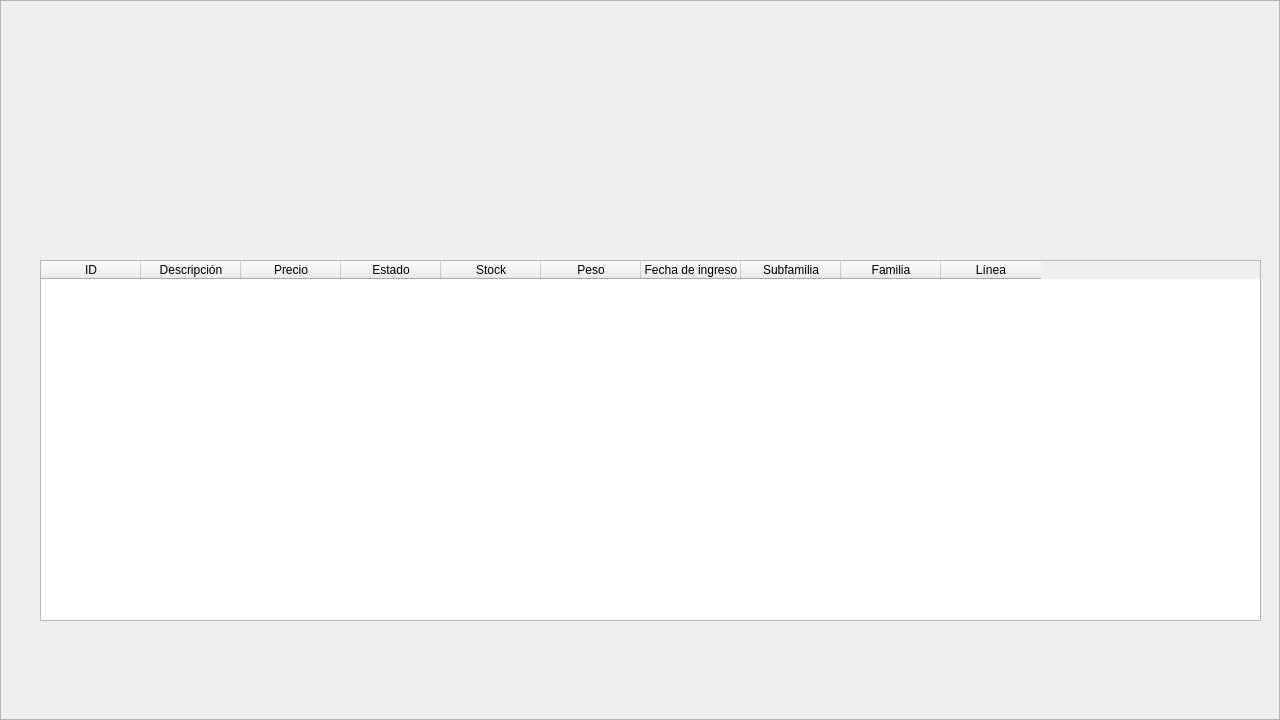
The window that UI/software_inventario.ui (Bubbl33s/idat_c2_proy_software_inventario) describes before a commit, drawn with Qt 5.
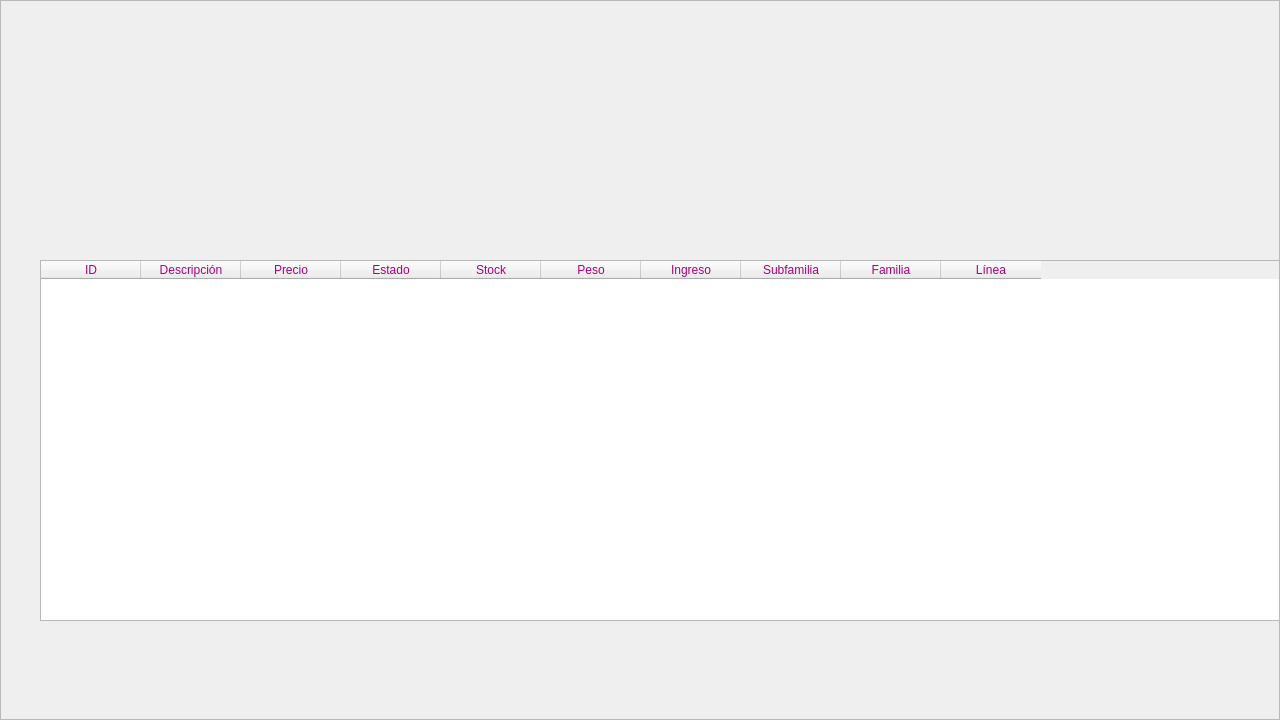
The same window after the commit. Icons and pictures are not drawn.

Commit message: table preset

What changed in the file:
```diff
--- a/UI/software_inventario.ui
+++ b/UI/software_inventario.ui
@@ -74,10 +74,15 @@
         <rect>
          <x>40</x>
          <y>260</y>
-         <width>1221</width>
+         <width>1240</width>
          <height>361</height>
         </rect>
        </property>
+       <property name="styleSheet">
+        <string notr="true">QHeaderView::section {
+    color: rgb(170, 0, 127)
+}</string>
+       </property>
        <column>
         <property name="text">
          <string>ID</string>
@@ -110,7 +115,7 @@
        </column>
        <column>
         <property name="text">
-         <string>Fecha de ingreso</string>
+         <string>Ingreso</string>
         </property>
        </column>
        <column>
```
The commit also changes 2 other files.
